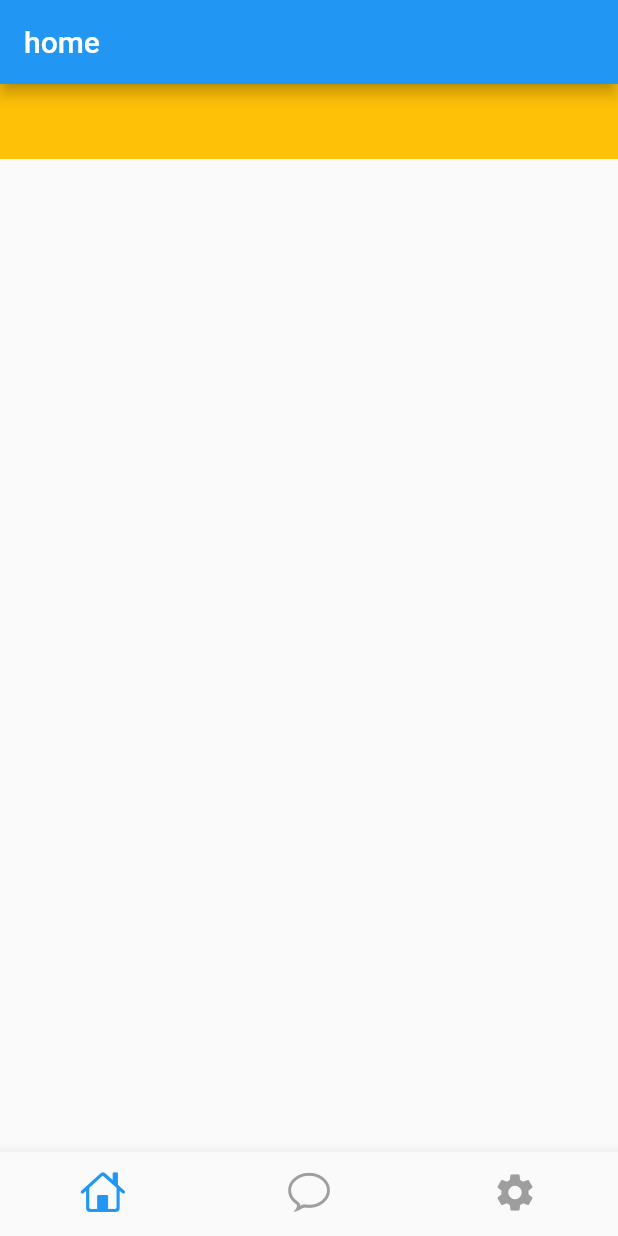
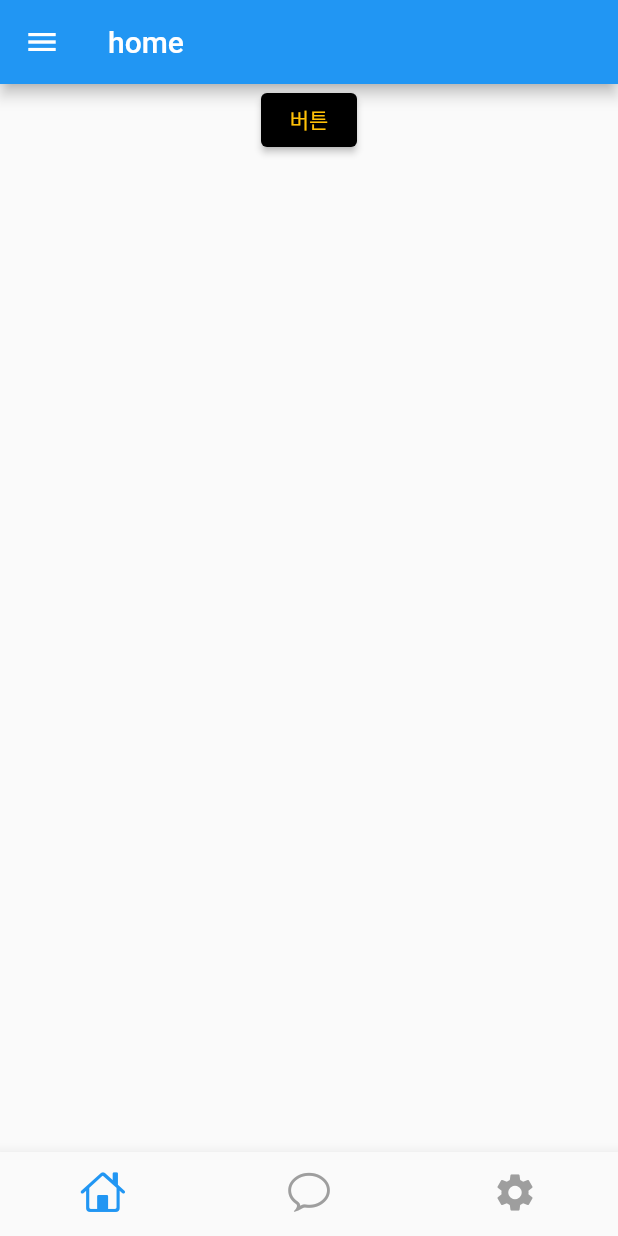
Before and after one commit to jxxoih/first_flutter, a Flutter app: the screen it shows after launch, on a phone screen of 412 x 824 dp. Run offline on Flutter 3.47's test engine with Material 2 defaults, Android fonts, the phone set to English and light mode, and no system bars.

Commit message:
버튼생성, 스타일, 헤더 사이드 메뉴바

```diff
--- a/lib/screens/screen_index.dart
+++ b/lib/screens/screen_index.dart
@@ -22,6 +22,8 @@ class _IndexScreenState extends State<IndexScreen> {
     // 여기서 헤더와 푸터는 만들어졌고, body Component만 만들면 됨
     return Scaffold(
       appBar: AppBar(
+        actions: [],
+        leading: Icon(Icons.menu),
         title: Text(tabTitle[_currentIndex]),
       ),
       bottomNavigationBar: BottomNavigationBar(
--- a/lib/tabs/tab_person.dart
+++ b/lib/tabs/tab_person.dart
@@ -27,15 +27,12 @@ class TabPerson extends StatelessWidget {
         // appBar: AppBar(),
         body: Align(
           alignment: Alignment.topCenter,
-          child: Container(
-            width: double.infinity,
-            height: 50,
-            // margin: EdgeInsets.fromLTRB(20, 20, 50, 50),
-            color: Colors.amber,
-            // box border 등등등
-            // decoration: BoxDecoration(
-            //     color: Colors.amber,
-            //     border: Border.all(color: Colors.black)),
+          child: ElevatedButton(
+            child: Text('버튼'),
+            onPressed: () {}, // 이벤트
+            style: ElevatedButton.styleFrom(
+                primary: Colors.black, // background color
+                onPrimary: Colors.amber),
           ),
         ),
       ),
```
